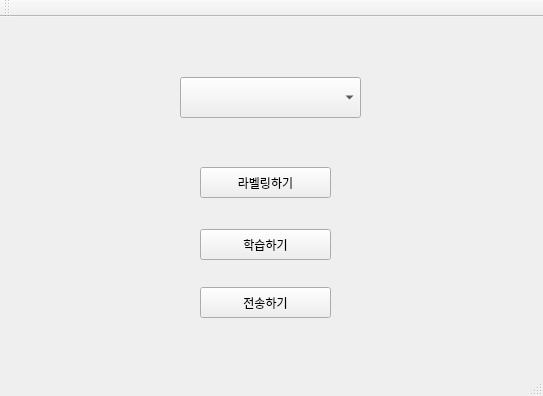
Before: the Qt Designer form mainwindow.ui in chaeyoungg/graduation_QT_project, drawn with Qt 5.
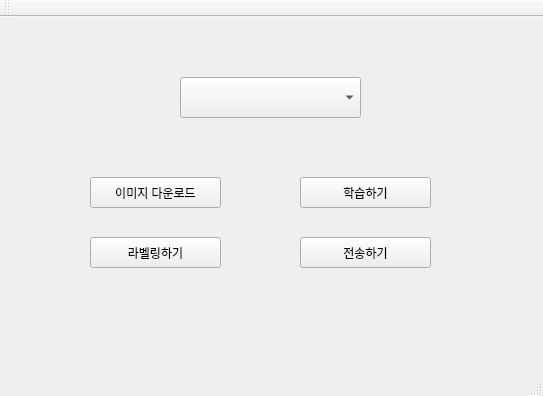
After: the same form once the commit is applied.

```diff
--- a/mainwindow.ui
+++ b/mainwindow.ui
@@ -17,8 +17,8 @@
    <widget class="QPushButton" name="pushButton_learn">
     <property name="geometry">
      <rect>
-      <x>200</x>
-      <y>212</y>
+      <x>300</x>
+      <y>160</y>
       <width>131</width>
       <height>31</height>
      </rect>
@@ -30,8 +30,8 @@
    <widget class="QPushButton" name="pushButton_transmit">
     <property name="geometry">
      <rect>
-      <x>200</x>
-      <y>270</y>
+      <x>300</x>
+      <y>220</y>
       <width>131</width>
       <height>31</height>
      </rect>
@@ -53,8 +53,8 @@
    <widget class="QPushButton" name="pushButton_label">
     <property name="geometry">
      <rect>
-      <x>200</x>
-      <y>150</y>
+      <x>90</x>
+      <y>220</y>
       <width>131</width>
       <height>31</height>
      </rect>
@@ -63,6 +63,19 @@
      <string>라벨링하기</string>
     </property>
    </widget>
+   <widget class="QPushButton" name="pushButton_download">
+    <property name="geometry">
+     <rect>
+      <x>90</x>
+      <y>160</y>
+      <width>131</width>
+      <height>31</height>
+     </rect>
+    </property>
+    <property name="text">
+     <string>이미지 다운로드</string>
+    </property>
+   </widget>
   </widget>
   <widget class="QMenuBar" name="menuBar">
    <property name="geometry">
```
